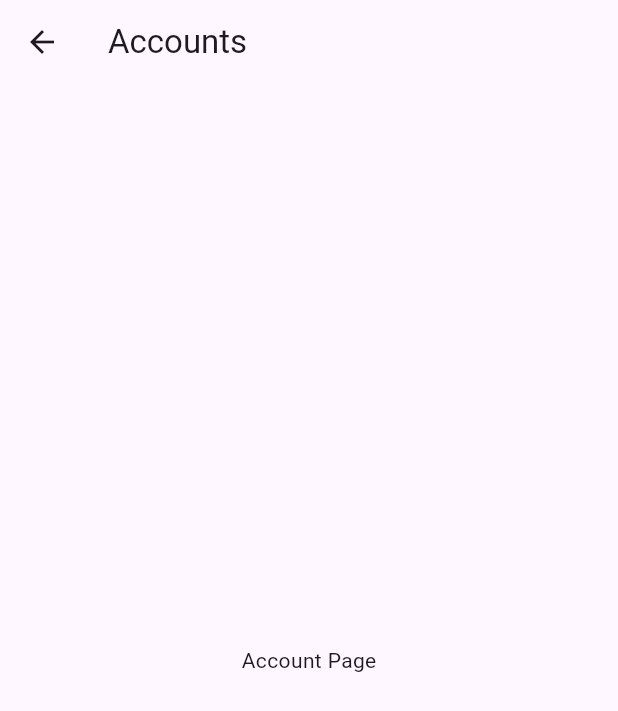
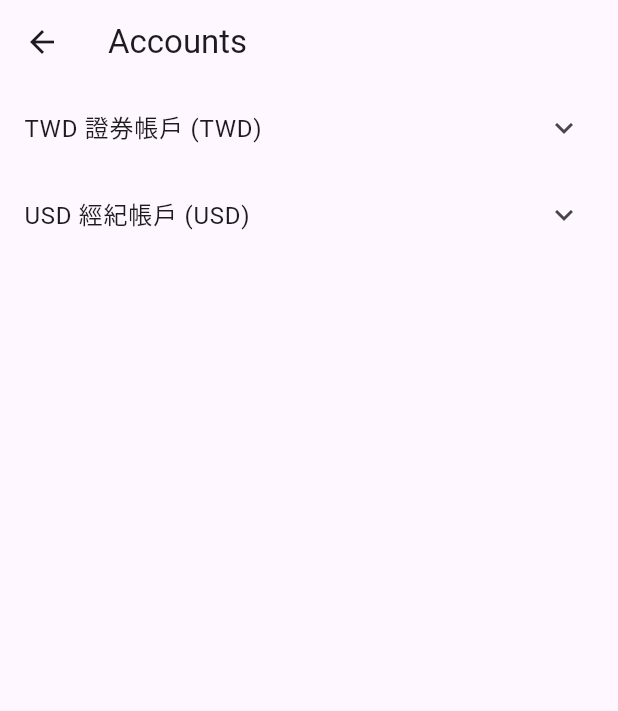
Before and after one commit to VictorChen199811/investment-app, a Flutter app: the screen it shows after launch, item 3 of the bottom bar chosen, on a phone screen of 412 x 824 dp. Shown: the top 711 px of the screen. Run offline on Flutter 3.47's test engine with Material 3 defaults, Android fonts, the phone set to English and light mode, and no system bars.

Commit message:
Implement account page with investment records

```diff
--- a/lib/view/account/AccountPage.dart
+++ b/lib/view/account/AccountPage.dart
@@ -1,7 +1,60 @@
 import 'package:flutter/material.dart';
+import '../../model/investment.dart';
+import '../../model/investment_account.dart';
 
-class AccountPage extends StatelessWidget {
+
+class AccountPage extends StatefulWidget {
   const AccountPage({super.key});
+
+  @override
+  State<AccountPage> createState() => _AccountPageState();
+}
+
+class _AccountPageState extends State<AccountPage> {
+  late final List<InvestmentAccount> _accounts;
+  late final List<Investment> _investments;
+
+  @override
+  void initState() {
+    super.initState();
+    _accounts = [
+      InvestmentAccount(id: 1, name: 'TWD 證券帳戶', currency: 'TWD'),
+      InvestmentAccount(id: 2, name: 'USD 經紀帳戶', currency: 'USD'),
+    ];
+
+    _investments = [
+      Investment(
+        id: 1,
+        accountId: 1,
+        symbol: 'AAPL',
+        buyPrice: 2500,
+        quantity: 1,
+        fee: 0,
+        currentPrice: 2587.5,
+        buyDate: DateTime.now(),
+      ),
+      Investment(
+        id: 2,
+        accountId: 1,
+        symbol: 'TSMC',
+        buyPrice: 3700,
+        quantity: 1,
+        fee: 0,
+        currentPrice: 3655.6,
+        buyDate: DateTime.now(),
+      ),
+      Investment(
+        id: 3,
+        accountId: 2,
+        symbol: 'MSFT',
+        buyPrice: 150,
+        quantity: 1,
+        fee: 0,
+        currentPrice: 162.5,
+        buyDate: DateTime.now(),
+      ),
+    ];
+  }
 
   @override
   Widget build(BuildContext context) {
@@ -9,7 +62,29 @@ class AccountPage extends StatelessWidget {
       appBar: AppBar(
         title: const Text('Accounts'),
       ),
-      body: const Center(child: Text('Account Page')), // Placeholder body
+      body: ListView.builder(
+        itemCount: _accounts.length,
+        itemBuilder: (context, index) {
+          final account = _accounts[index];
+          final investments = _investments
+              .where((inv) => inv.accountId == account.id)
+              .toList();
+
+          return ExpansionTile(
+            title: Text('${account.name} (${account.currency})'),
+            children: investments
+                .map(
+                  (inv) => ListTile(
+                    title: Text(inv.symbol),
+                    subtitle: Text('買入 ${inv.quantity} 股 @\$${inv.buyPrice}'),
+                    trailing:
+                        Text('\$${inv.currentPrice.toStringAsFixed(1)}'),
+                  ),
+                )
+                .toList(),
+          );
+        },
+      ),
     );
   }
 }
```
